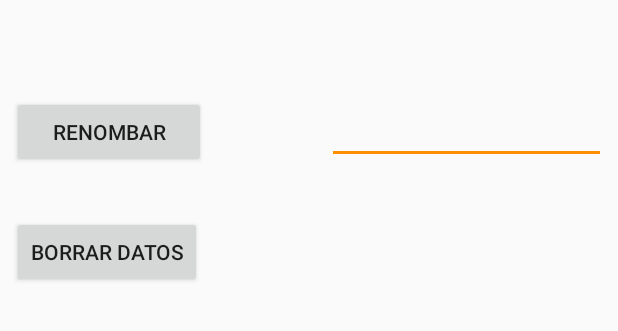
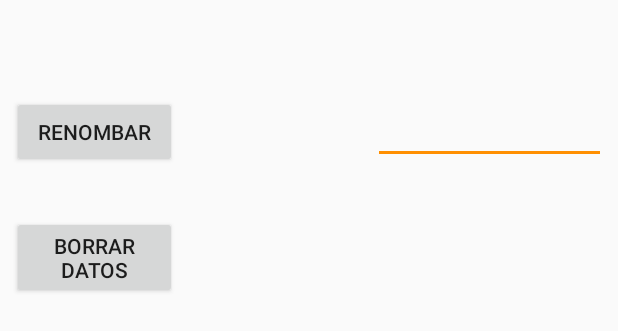
Before and after one commit to gaboisleno/SeminarioII, an Android app: the layout activity_options.xml on its own in the app's theme, with its tools: preview values and no code run, on a phone screen of 412 x 824 dp. Shown: the top 331 px of the screen. Run offline under Robolectric (Android 15) with nearby library versions, the phone set to English and light mode, and no system bars.

Commit message:
options menu

```diff
--- a/app/src/main/res/layout/activity_options.xml
+++ b/app/src/main/res/layout/activity_options.xml
@@ -8,18 +8,18 @@
 
     <Button
         android:id="@+id/clear_data"
-        android:layout_width="wrap_content"
+        android:layout_width="110dp"
         android:layout_height="wrap_content"
         android:layout_marginStart="8dp"
         android:layout_marginLeft="8dp"
         android:layout_marginTop="32dp"
         android:text="Borrar datos"
         app:layout_constraintStart_toStartOf="parent"
-        app:layout_constraintTop_toBottomOf="@+id/button3" />
+        app:layout_constraintTop_toBottomOf="@+id/rename" />
 
     <EditText
         android:id="@+id/editText"
-        android:layout_width="186dp"
+        android:layout_width="155dp"
         android:layout_height="wrap_content"
         android:layout_marginTop="64dp"
         android:layout_marginEnd="8dp"
@@ -31,8 +31,8 @@
         app:layout_constraintTop_toTopOf="parent" />
 
     <Button
-        android:id="@+id/button3"
-        android:layout_width="129dp"
+        android:id="@+id/rename"
+        android:layout_width="110dp"
         android:layout_height="wrap_content"
         android:layout_marginStart="8dp"
         android:layout_marginLeft="8dp"
```
Also changed, not shown: app/src/main/java/com/example/administrador/myapplication/FileHelper.java (+11 -1 lines), app/src/main/java/com/example/administrador/myapplication/JustDoIt.java (+18 -6 lines), app/src/main/java/com/example/administrador/myapplication/Options.java (+58 -0 lines), app/src/main/res/drawable/extension_cadera.gif (added), app/src/main/res/drawable/flexiones_espartanas.gif (added), app/src/main/res/drawable/jalones.gif (added), app/src/main/res/drawable/lumbares.gif (added).
